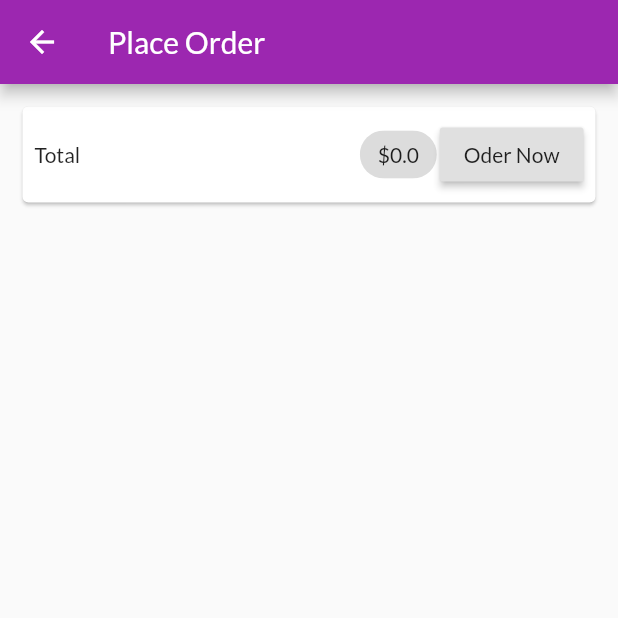
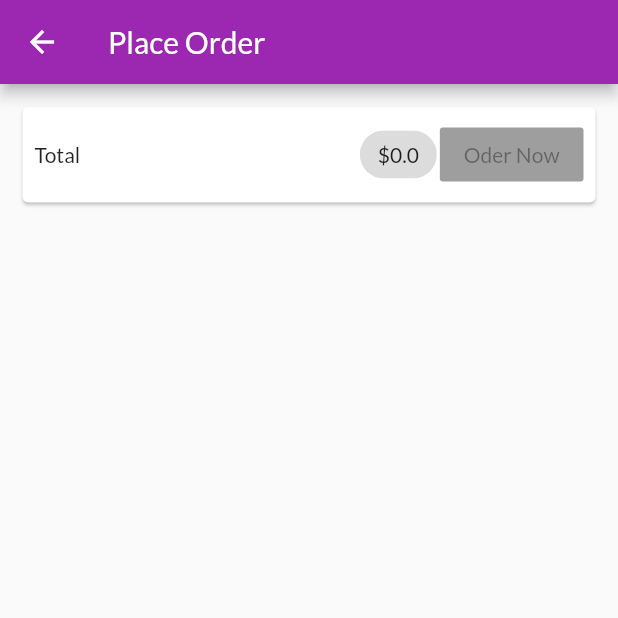
Before and after one commit to DangerDeveloper/shop_app, a Flutter app: the CartScreen screen opened by its route, on a phone screen of 412 x 824 dp, the top half of it. Run offline on Flutter 3.47's test engine with Material 2 defaults, Android fonts, the phone set to English and light mode, and no system bars; network calls fail.

```diff
--- a/lib/provider/products.dart
+++ b/lib/provider/products.dart
@@ -41,6 +41,9 @@ class Products with ChangeNotifier {
     try {
       final response = await http.get(url);
       final extractedData = json.decode(response.body) as Map<String, dynamic>;
+      if(extractedData == null){
+        return;
+      }
       List<Product> addProduct = [];
       extractedData.forEach((productId, productData) {
         addProduct.add(Product(
--- a/lib/screens/cart_screen.dart
+++ b/lib/screens/cart_screen.dart
@@ -30,14 +30,7 @@ class CartScreen extends StatelessWidget {
                   SizedBox(
                     width: 2.0,
                   ),
-                  RaisedButton(
-                    onPressed: () {
-                      Provider.of<Orders>(context, listen: false).addOrder(
-                          cart.item.values.toList(), cart.totalAmount);
-                      cart.clear();
-                    },
-                    child: Text('Oder Now'),
-                  ),
+                  OrderButton(cart: cart),
                 ],
               ),
             ),
@@ -63,3 +56,43 @@ class CartScreen extends StatelessWidget {
     );
   }
 }
+
+class OrderButton extends StatefulWidget {
+  const OrderButton({
+    Key key,
+    @required this.cart,
+  }) : super(key: key);
+
+  final Cart cart;
+
+  @override
+  _OrderButtonState createState() => _OrderButtonState();
+}
+
+class _OrderButtonState extends State<OrderButton> {
+  var _isLoading = false;
+
+  @override
+  Widget build(BuildContext context) {
+    return RaisedButton(
+      onPressed: (widget.cart.totalAmount <= 0 || _isLoading)
+          ? null
+          : () async {
+              setState(() {
+                _isLoading = true;
+              });
+              await Provider.of<Orders>(context, listen: false).addOrder(
+                  widget.cart.item.values.toList(), widget.cart.totalAmount);
+              setState(() {
+                _isLoading = false;
+              });
+              widget.cart.clear();
+            },
+      child: _isLoading
+          ? Center(
+              child: CircularProgressIndicator(),
+            )
+          : Text('Oder Now'),
+    );
+  }
+}
```
Also changed, not shown: lib/provider/orders.dart (+52 -3 lines), lib/screens/orders_screen.dart (+29 -6 lines).
